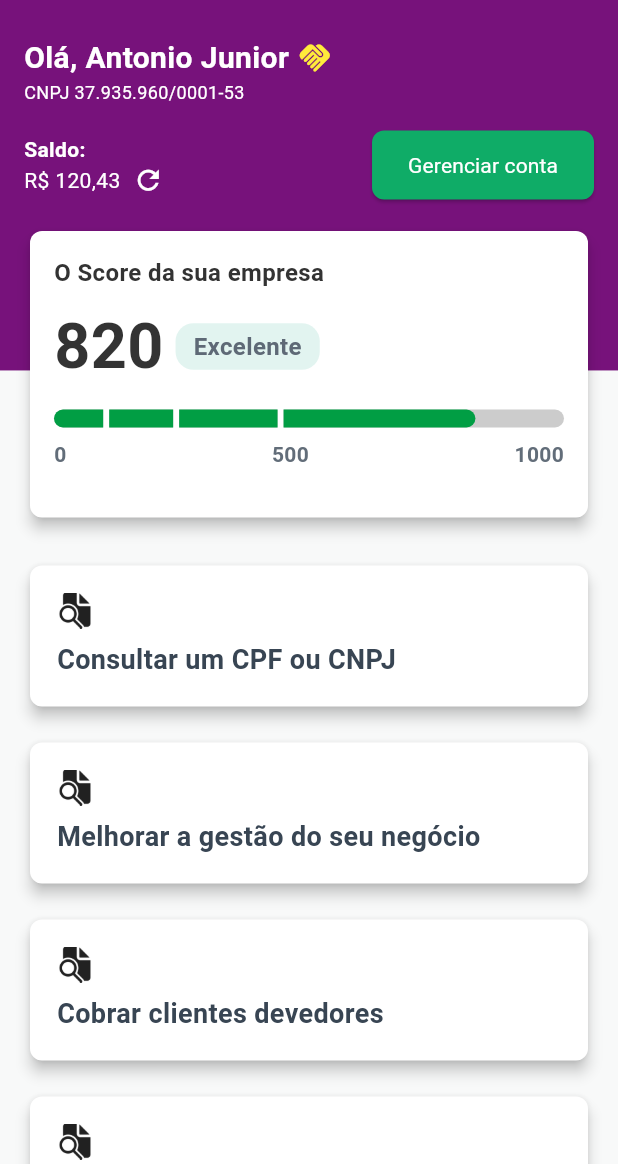
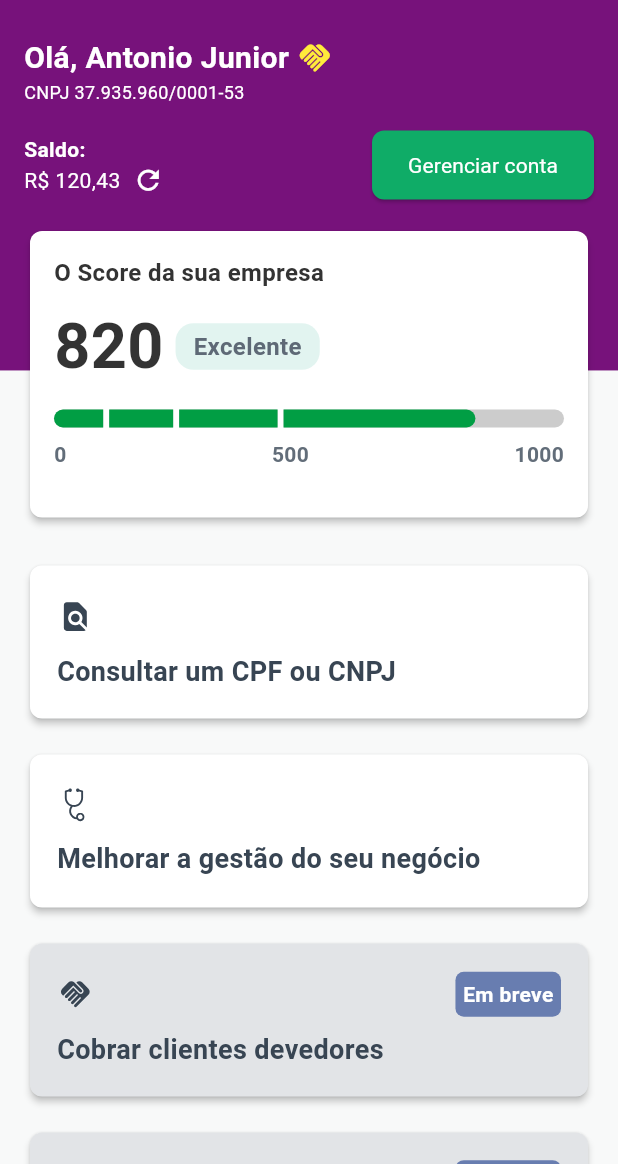
Before and after one commit to WemersonDamasceno/local_notifications, a Flutter app: the HomePage screen opened directly, on a phone screen of 412 x 824 dp, the part 72-1236 px from its top. Run offline on Flutter 3.47's test engine with Material 3 defaults, Android fonts, the phone set to English and light mode, and no system bars; our stand-ins replace firebase_core, firebase_messaging, flutter_local_notifications, flutter_svg; missing offline and left inert: nova_design_system; accounts and stored records are empty.

Commit message:
feat: add new assets

```diff
--- /dev/null
+++ b/lib/views/home/enums/status_feature_enum.dart
@@ -0,0 +1,40 @@
+import 'package:flutter/material.dart';
+
+enum StatusFeatureEnum {
+  inComming(
+    label: 'Em breve',
+    backgroundColor: Color(0xFF687DB0),
+    cardColor: Color(0xFFE2E4E7),
+    icon: null,
+  ),
+  forYou(
+    label: 'Para você!',
+    backgroundColor: Color(0xFFFE5b90),
+    icon: 'assets/images/hands_icon.svg',
+    cardColor: Color(0xFFE2E4E7),
+  ),
+  newFeature(
+    label: 'Novo',
+    icon: null,
+    backgroundColor: Color(0xFF0FAC67),
+    cardColor: Colors.white,
+  ),
+  released(
+    label: null,
+    backgroundColor: null,
+    icon: null,
+    cardColor: Colors.white,
+  );
+
+  final Color? backgroundColor;
+  final Color? cardColor;
+  final String? label;
+  final String? icon;
+
+  const StatusFeatureEnum({
+    required this.backgroundColor,
+    required this.cardColor,
+    required this.label,
+    required this.icon,
+  });
+}
--- /dev/null
+++ b/lib/views/home/models/item_feature_card_model.dart
@@ -0,0 +1,19 @@
+import 'dart:ui';
+
+import 'package:notifications_firebase/views/home/enums/status_feature_enum.dart';
+
+class ItemFeatureCardModel {
+  final String title;
+  final String? description;
+  final String image;
+  final StatusFeatureEnum statusFeature;
+  final VoidCallback onTap;
+
+  ItemFeatureCardModel({
+    required this.title,
+    required this.image,
+    required this.onTap,
+    this.statusFeature = StatusFeatureEnum.released,
+    this.description,
+  });
+}
--- a/lib/views/home/views/home_page.dart
+++ b/lib/views/home/views/home_page.dart
@@ -1,4 +1,6 @@
 import 'package:flutter/material.dart';
+import 'package:notifications_firebase/views/home/enums/status_feature_enum.dart';
+import 'package:notifications_firebase/views/home/models/item_feature_card_model.dart';
 import 'package:notifications_firebase/views/home/widgets/feature_card_widget.dart';
 import 'package:notifications_firebase/views/home/widgets/hearder_home_page.dart';
 import 'package:notifications_firebase/views/home/widgets/home_app_bar.dart';
@@ -9,25 +11,25 @@ class HomePage extends StatelessWidget {
 
   @override
   Widget build(BuildContext context) {
-    return const Scaffold(
-      backgroundColor: Color(0xff77127b),
-      appBar: PreferredSize(
+    return Scaffold(
+      backgroundColor: const Color(0xff77127b),
+      appBar: const PreferredSize(
         preferredSize: Size.fromHeight(kToolbarHeight),
         child: HomeAppBar(),
       ),
       body: SingleChildScrollView(
-        physics: ClampingScrollPhysics(),
+        physics: const ClampingScrollPhysics(),
         child: Stack(
           children: [
-            Background(),
+            const Background(),
             Padding(
-              padding: EdgeInsets.symmetric(horizontal: 16),
+              padding: const EdgeInsets.symmetric(horizontal: 16),
               child: Column(
                 children: [
-                  HearderHomePage(),
-                  ScoreCard(score: 820),
-                  SizedBox(height: 16),
-                  FeatureCards(),
+                  const HearderHomePage(),
+                  const ScoreCard(score: 820),
+                  const SizedBox(height: 16),
+                  FeatureCards(features: _getFeatures()),
                 ],
               ),
             ),
@@ -35,6 +37,33 @@ class HomePage extends StatelessWidget {
         ),
       ),
     );
+  }
+
+  List<ItemFeatureCardModel> _getFeatures() {
+    return [
+      ItemFeatureCardModel(
+        title: 'Consultar um CPF ou CNPJ',
+        image: 'assets/images/search_icon.svg',
+        onTap: () {},
+      ),
+      ItemFeatureCardModel(
+        title: 'Melhorar a gestão do seu negócio',
+        image: 'assets/images/health_icon.svg',
+        onTap: () {},
+      ),
+      ItemFeatureCardModel(
+        title: 'Cobrar clientes devedores',
+        image: 'assets/images/hands_icon.svg',
+        statusFeature: StatusFeatureEnum.inComming,
+        onTap: () {},
+      ),
+      ItemFeatureCardModel(
+        title: 'Monitorar clientes e fornecedores',
+        image: 'assets/images/radar_icon.svg',
+        statusFeature: StatusFeatureEnum.inComming,
+        onTap: () {},
+      ),
+    ];
   }
 }
 
@@ -50,7 +79,7 @@ class Background extends StatelessWidget {
           color: const Color(0xff77127b),
         ),
         Container(
-          height: MediaQuery.of(context).size.height * 0.80,
+          height: MediaQuery.of(context).size.height * 0.90,
           width: double.infinity,
           color: const Color(0xFFf8f9f9),
         ),
@@ -60,29 +89,12 @@ class Background extends StatelessWidget {
 }
 
 class FeatureCards extends StatelessWidget {
-  const FeatureCards({super.key});
+  final List<ItemFeatureCardModel> features;
+
+  const FeatureCards({super.key, required this.features});
 
   @override
   Widget build(BuildContext context) {
-    final features = [
-      ItemFeatureCard(
-          title: 'Consultar um CPF ou CNPJ',
-          image: 'assets/images/search_icon.png',
-          onTap: () {}),
-      ItemFeatureCard(
-          title: 'Melhorar a gestão do seu negócio',
-          image: 'assets/images/search_icon.png',
-          onTap: () {}),
-      ItemFeatureCard(
-          title: 'Cobrar clientes devedores',
-          image: 'assets/images/search_icon.png',
-          onTap: () {}),
-      ItemFeatureCard(
-          title: 'Monitorar clientes e fornecedores',
-          image: 'assets/images/search_icon.png',
-          onTap: () {}),
-    ];
-
     return ListView.builder(
       shrinkWrap: true,
       physics: const NeverScrollableScrollPhysics(),
@@ -96,6 +108,7 @@ class FeatureCards extends StatelessWidget {
             child: FeatureCardWidget(
               title: feature.title,
               assetIcon: feature.image,
+              statusFeature: feature.statusFeature,
             ),
           ),
         );
@@ -103,17 +116,3 @@ class FeatureCards extends StatelessWidget {
     );
   }
 }
-
-class ItemFeatureCard {
-  final String title;
-  final String? description;
-  final String image;
-  final VoidCallback onTap;
-
-  ItemFeatureCard({
-    required this.title,
-    required this.image,
-    required this.onTap,
-    this.description,
-  });
-}
--- a/lib/views/home/widgets/feature_card_widget.dart
+++ b/lib/views/home/widgets/feature_card_widget.dart
@@ -1,34 +1,80 @@
 import 'package:flutter/material.dart';
+import 'package:flutter_svg/flutter_svg.dart';
+import 'package:notifications_firebase/views/home/enums/status_feature_enum.dart';
 
 class FeatureCardWidget extends StatelessWidget {
   final String title;
   final String assetIcon;
   final String? description;
+  final StatusFeatureEnum statusFeature;
 
   const FeatureCardWidget({
     super.key,
     required this.title,
     required this.assetIcon,
+    this.statusFeature = StatusFeatureEnum.released,
     this.description,
   });
 
   @override
   Widget build(BuildContext context) {
-    final size = MediaQuery.of(context).size;
-    return SizedBox(
-      width: size.width,
+    return Container(
+      constraints: const BoxConstraints(minHeight: 110),
       child: Card(
-        elevation: 4,
+        elevation: 2,
         shape: RoundedRectangleBorder(
           borderRadius: BorderRadius.circular(8),
         ),
-        color: Colors.white,
+        color: statusFeature.cardColor,
         child: Padding(
           padding: const EdgeInsets.all(18.0),
           child: Column(
+            mainAxisSize: MainAxisSize.min,
             crossAxisAlignment: CrossAxisAlignment.start,
             children: [
-              Image.asset(assetIcon, width: 24, height: 24),
+              Row(
+                mainAxisAlignment: MainAxisAlignment.spaceBetween,
+                children: [
+                  SvgPicture.asset(assetIcon, width: 24),
+                  Visibility(
+                    visible: statusFeature != StatusFeatureEnum.released,
+                    child: Container(
+                      alignment: Alignment.center,
+                      padding: const EdgeInsets.all(5),
+                      decoration: BoxDecoration(
+                        color: statusFeature.backgroundColor,
+                        borderRadius: BorderRadius.circular(
+                          5.6,
+                        ),
+                      ),
+                      child: Row(
+                        children: [
+                          if (statusFeature.icon != null)
+                            Padding(
+                              padding: const EdgeInsets.only(right: 2.0),
+                              child: SvgPicture.asset(
+                                statusFeature.icon!,
+                                width: 18,
+                                colorFilter: const ColorFilter.mode(
+                                  Colors.white,
+                                  BlendMode.srcIn,
+                                ),
+                              ),
+                            ),
+                          Text(
+                            statusFeature.label ?? '',
+                            style: const TextStyle(
+                              color: Colors.white,
+                              fontWeight: FontWeight.w700,
+                              fontSize: 14,
+                            ),
+                          ),
+                        ],
+                      ),
+                    ),
+                  )
+                ],
+              ),
               const SizedBox(height: 8),
               Text(
                 title,
@@ -37,7 +83,7 @@ class FeatureCardWidget extends StatelessWidget {
                   fontSize: 18,
                   fontWeight: FontWeight.w700,
                 ),
-              )
+              ),
             ],
           ),
         ),
--- a/lib/views/loader_animation/loader_animation_page.dart
+++ b/lib/views/loader_animation/loader_animation_page.dart
@@ -34,7 +34,7 @@ class _LoaderAnimationPageState extends State<LoaderAnimationPage> {
         width: size.width,
         child: const Center(
           child: LoaderAnimationWidget(
-            durationInMillisecs: 600,
+            durationInMillisecs: 500,
           ),
         ),
       ),
--- a/lib/views/score/widgets/score_card.dart
+++ b/lib/views/score/widgets/score_card.dart
@@ -12,7 +12,7 @@ class ScoreCard extends StatelessWidget {
   Widget build(BuildContext context) {
     return Card(
       color: Colors.white,
-      elevation: 4,
+      elevation: 2,
       shape: RoundedRectangleBorder(
         borderRadius: BorderRadius.circular(8),
       ),
@@ -34,7 +34,7 @@ class ScoreCard extends StatelessWidget {
               crossAxisAlignment: CrossAxisAlignment.center,
               children: [
                 TweenAnimationBuilder<int>(
-                  duration: const Duration(seconds: 1),
+                  duration: const Duration(milliseconds: 700),
                   tween: IntTween(begin: 0, end: score.toInt()),
                   builder: (context, value, child) {
                     return Text(
@@ -53,7 +53,7 @@ class ScoreCard extends StatelessWidget {
             ),
             const SizedBox(height: 12),
             TweenAnimationBuilder<double>(
-              duration: const Duration(seconds: 1),
+              duration: const Duration(milliseconds: 700),
               tween: Tween<double>(begin: 0, end: score),
               builder: (context, animatedScore, child) {
                 return ScoreProgressBarWidget(
```
Also changed, not shown: assets/images/hands_icon.svg (added), assets/images/health_icon.svg (added), assets/images/radar_icon.svg (added), assets/images/search_icon.svg (added), 3 other files.
